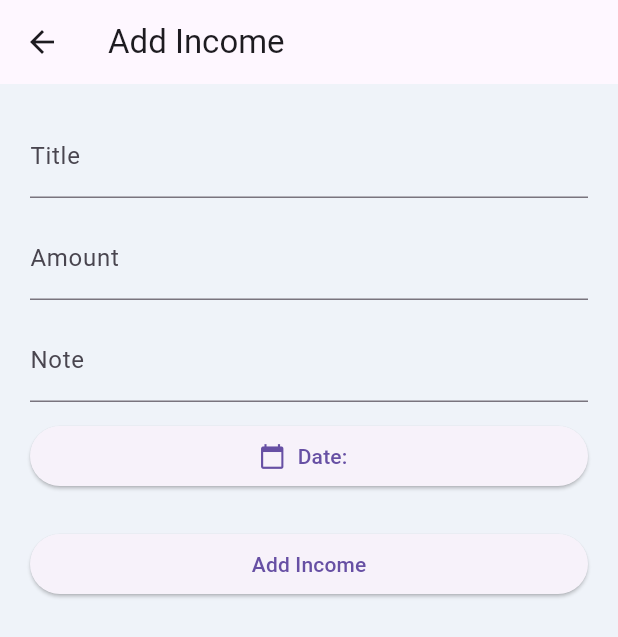
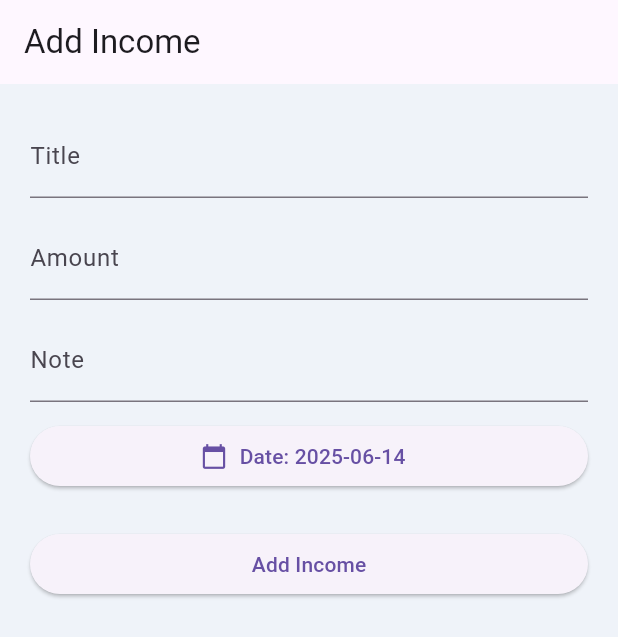
Before and after one commit to abdullamaqsood/appdev_project, a Flutter app: the AddIncomeScreen widget shown alone on an empty page, opened directly, on a phone screen of 412 x 824 dp. Shown: the top 637 px of the screen. Run offline on Flutter 3.47's test engine with Material 3 defaults, Android fonts, the phone set to English and light mode, and no system bars; our stand-ins replace cloud_firestore, csv, equatable, firebase_auth, firebase_core, fl_chart and 6 more; accounts and stored records are empty; network calls fail.

Commit message:
income bloc

```diff
--- /dev/null
+++ b/lib/logic/blocs/income_form/income_form_bloc.dart
@@ -0,0 +1,45 @@
+import 'package:flutter_bloc/flutter_bloc.dart';
+import 'income_form_event.dart';
+import 'income_form_state.dart';
+import '../../../data/models/income_model.dart';
+import '../../../data/repositories/income_repository.dart';
+import 'package:uuid/uuid.dart';
+
+class IncomeFormBloc extends Bloc<IncomeFormEvent, IncomeFormState> {
+  final IncomeRepository repository;
+  final bool isEdit;
+  final String? id;
+
+  IncomeFormBloc({required this.repository, this.isEdit = false, this.id})
+      : super(IncomeFormState.initial()) {
+    on<IncomeTitleChanged>((event, emit) {
+      emit(state.copyWith(title: event.title));
+    });
+    on<IncomeAmountChanged>((event, emit) {
+      emit(state.copyWith(amount: event.amount));
+    });
+    on<IncomeNoteChanged>((event, emit) {
+      emit(state.copyWith(note: event.note));
+    });
+    on<IncomeDateChanged>((event, emit) {
+      emit(state.copyWith(date: event.date));
+    });
+    on<IncomeFormSubmitted>((event, emit) async {
+      emit(state.copyWith(
+          isSubmitting: true, isFailure: false, isSuccess: false));
+      try {
+        final income = IncomeModel(
+          id: isEdit ? id! : const Uuid().v4(),
+          title: state.title.trim(),
+          amount: double.tryParse(state.amount) ?? 0,
+          date: state.date,
+          note: state.note,
+        );
+        await repository.addIncome(income);
+        emit(state.copyWith(isSubmitting: false, isSuccess: true));
+      } catch (e) {
+        emit(state.copyWith(isSubmitting: false, isFailure: true));
+      }
+    });
+  }
+}
--- /dev/null
+++ b/lib/logic/blocs/income_form/income_form_event.dart
@@ -0,0 +1,39 @@
+import 'package:equatable/equatable.dart';
+
+abstract class IncomeFormEvent extends Equatable {
+  const IncomeFormEvent();
+  @override
+  List<Object?> get props => [];
+}
+
+class IncomeTitleChanged extends IncomeFormEvent {
+  final String title;
+  const IncomeTitleChanged(this.title);
+  @override
+  List<Object?> get props => [title];
+}
+
+class IncomeAmountChanged extends IncomeFormEvent {
+  final String amount;
+  const IncomeAmountChanged(this.amount);
+  @override
+  List<Object?> get props => [amount];
+}
+
+class IncomeNoteChanged extends IncomeFormEvent {
+  final String note;
+  const IncomeNoteChanged(this.note);
+  @override
+  List<Object?> get props => [note];
+}
+
+class IncomeDateChanged extends IncomeFormEvent {
+  final DateTime date;
+  const IncomeDateChanged(this.date);
+  @override
+  List<Object?> get props => [date];
+}
+
+class IncomeFormSubmitted extends IncomeFormEvent {
+  const IncomeFormSubmitted();
+}
--- /dev/null
+++ b/lib/logic/blocs/income_form/income_form_state.dart
@@ -0,0 +1,52 @@
+import 'package:equatable/equatable.dart';
+
+class IncomeFormState extends Equatable {
+  final String title;
+  final String amount;
+  final String note;
+  final DateTime date;
+  final bool isSubmitting;
+  final bool isSuccess;
+  final bool isFailure;
+
+  const IncomeFormState({
+    required this.title,
+    required this.amount,
+    required this.note,
+    required this.date,
+    this.isSubmitting = false,
+    this.isSuccess = false,
+    this.isFailure = false,
+  });
+
+  factory IncomeFormState.initial() => IncomeFormState(
+        title: '',
+        amount: '',
+        note: '',
+        date: DateTime.now(),
+      );
+
+  IncomeFormState copyWith({
+    String? title,
+    String? amount,
+    String? note,
+    DateTime? date,
+    bool? isSubmitting,
+    bool? isSuccess,
+    bool? isFailure,
+  }) {
+    return IncomeFormState(
+      title: title ?? this.title,
+      amount: amount ?? this.amount,
+      note: note ?? this.note,
+      date: date ?? this.date,
+      isSubmitting: isSubmitting ?? this.isSubmitting,
+      isSuccess: isSuccess ?? this.isSuccess,
+      isFailure: isFailure ?? this.isFailure,
+    );
+  }
+
+  @override
+  List<Object?> get props =>
+      [title, amount, note, date, isSubmitting, isSuccess, isFailure];
+}
--- a/lib/presentation/screens/income/add_income_screen.dart
+++ b/lib/presentation/screens/income/add_income_screen.dart
@@ -6,8 +6,11 @@
 import '../../../logic/blocs/income/income_event.dart';
 import '../../../logic/blocs/income/income_state.dart';
 import '../../../data/repositories/income_repository.dart';
+import '../../../logic/blocs/income_form/income_form_bloc.dart';
+import '../../../logic/blocs/income_form/income_form_event.dart';
+import '../../../logic/blocs/income_form/income_form_state.dart';
 
-class AddIncomeScreen extends StatefulWidget {
+class AddIncomeScreen extends StatelessWidget {
   final bool isEdit;
   final String? id;
   final String? title;
@@ -26,78 +29,118 @@
   });
 
   @override
-  State<AddIncomeScreen> createState() => _AddIncomeScreenState();
+  Widget build(BuildContext context) {
+    return BlocProvider(
+      create: (_) => IncomeFormBloc(
+        repository: IncomeRepository(),
+        isEdit: isEdit,
+        id: id,
+      )
+        ..add(IncomeTitleChanged(title ?? ''))
+        ..add(IncomeAmountChanged(amount?.toString() ?? ''))
+        ..add(IncomeNoteChanged(note ?? ''))
+        ..add(IncomeDateChanged(date ?? DateTime.now())),
+      child: _AddIncomeForm(isEdit: isEdit),
+    );
+  }
 }
 
-class _AddIncomeScreenState extends State<AddIncomeScreen> {
-  final _titleController = TextEditingController();
-  final _amountController = TextEditingController();
-  final _noteController = TextEditingController();
-  DateTime _selectedDate = DateTime.now();
+class _AddIncomeForm extends StatefulWidget {
+  final bool isEdit;
+  const _AddIncomeForm({required this.isEdit});
+
+  @override
+  State<_AddIncomeForm> createState() => _AddIncomeFormState();
+}
+
+class _AddIncomeFormState extends State<_AddIncomeForm> {
+  late final TextEditingController _titleController;
+  late final TextEditingController _amountController;
+  late final TextEditingController _noteController;
+  late IncomeFormState _lastState;
 
   @override
   void initState() {
     super.initState();
-    if (widget.isEdit) {
-      _titleController.text = widget.title ?? '';
-      _amountController.text = widget.amount?.toString() ?? '';
-      _noteController.text = widget.note ?? '';
-      _selectedDate = widget.date ?? DateTime.now();
-    }
+    final state = context.read<IncomeFormBloc>().state;
+    _titleController = TextEditingController(text: state.title);
+    _amountController = TextEditingController(text: state.amount);
+    _noteController = TextEditingController(text: state.note);
+    _lastState = state;
   }
 
-  Future<void> _submit() async {
-    final id = widget.isEdit ? widget.id! : const Uuid().v4();
-    final title = _titleController.text.trim();
-    final amount = double.tryParse(_amountController.text) ?? 0;
-    final note = _noteController.text;
+  @override
+  void dispose() {
+    _titleController.dispose();
+    _amountController.dispose();
+    _noteController.dispose();
+    super.dispose();
+  }
 
-    if (title.isEmpty || amount <= 0) return;
-
-    final income = IncomeModel(
-      id: id,
-      title: title,
-      amount: amount,
-      date: _selectedDate,
-      note: note,
-    );
-
-    if (widget.isEdit) {
-      await IncomeRepository().addIncome(income); // Overwrite existing
-      if (mounted) Navigator.pop(context);
-    } else {
-      context.read<IncomeBloc>().add(AddIncomeEvent(income));
+  void _updateControllers(IncomeFormState state) {
+    if (_lastState.title != state.title &&
+        _titleController.text != state.title) {
+      _titleController.text = state.title;
+      _titleController.selection = TextSelection.fromPosition(
+        TextPosition(offset: _titleController.text.length),
+      );
     }
+    if (_lastState.amount != state.amount &&
+        _amountController.text != state.amount) {
+      _amountController.text = state.amount;
+      _amountController.selection = TextSelection.fromPosition(
+        TextPosition(offset: _amountController.text.length),
+      );
+    }
+    if (_lastState.note != state.note && _noteController.text != state.note) {
+      _noteController.text = state.note;
+      _noteController.selection = TextSelection.fromPosition(
+        TextPosition(offset: _noteController.text.length),
+      );
+    }
+    _lastState = state;
   }
 
   @override
   Widget build(BuildContext context) {
     return Scaffold(
       appBar: AppBar(title: Text(widget.isEdit ? "Edit Income" : "Add Income")),
-      body: BlocConsumer<IncomeBloc, IncomeState>(
+      body: BlocConsumer<IncomeFormBloc, IncomeFormState>(
         listener: (context, state) {
-          if (state is IncomeSuccess) {
+          if (state.isSuccess) {
             Navigator.pop(context);
           }
         },
         builder: (context, state) {
+          WidgetsBinding.instance.addPostFrameCallback((_) {
+            _updateControllers(state);
+          });
           return Padding(
             padding: const EdgeInsets.all(20),
             child: ListView(
               children: [
                 TextField(
                   controller: _titleController,
+                  onChanged: (value) => context
+                      .read<IncomeFormBloc>()
+                      .add(IncomeTitleChanged(value)),
                   decoration: const InputDecoration(labelText: 'Title'),
                 ),
                 const SizedBox(height: 12),
                 TextField(
                   controller: _amountController,
                   keyboardType: TextInputType.number,
+                  onChanged: (value) => context
+                      .read<IncomeFormBloc>()
+                      .add(IncomeAmountChanged(value)),
                   decoration: const InputDecoration(labelText: 'Amount'),
                 ),
                 const SizedBox(height: 12),
                 TextField(
                   controller: _noteController,
+                  onChanged: (value) => context
+                      .read<IncomeFormBloc>()
+                      .add(IncomeNoteChanged(value)),
                   decoration: const InputDecoration(labelText: 'Note'),
                 ),
                 const SizedBox(height: 12),
@@ -105,24 +148,37 @@
                   onPressed: () async {
                     final picked = await showDatePicker(
                       context: context,
-                      initialDate: _selectedDate,
+                      initialDate: state.date,
                       firstDate: DateTime(2020),
                       lastDate: DateTime.now(),
                     );
                     if (picked != null) {
-                      setState(() => _selectedDate = picked);
+                      context
+                          .read<IncomeFormBloc>()
+                          .add(IncomeDateChanged(picked));
                     }
                   },
                   icon: const Icon(Icons.calendar_today),
-                  label: Text("Date: ${_selectedDate.toLocal()}".split(' ')[0]),
+                  label: Text(
+                      "Date: " + state.date.toLocal().toString().split(' ')[0]),
                 ),
                 const SizedBox(height: 24),
                 ElevatedButton(
-                  onPressed: state is IncomeLoading ? null : _submit,
-                  child: state is IncomeLoading
+                  onPressed: state.isSubmitting
+                      ? null
+                      : () => context
+                          .read<IncomeFormBloc>()
+                          .add(IncomeFormSubmitted()),
+                  child: state.isSubmitting
                       ? const CircularProgressIndicator()
                       : Text(widget.isEdit ? "Update Income" : "Add Income"),
                 ),
+                if (state.isFailure)
+                  const Padding(
+                    padding: EdgeInsets.only(top: 16),
+                    child: Text('Failed to save income',
+                        style: TextStyle(color: Colors.red)),
+                  ),
               ],
             ),
           );
```
